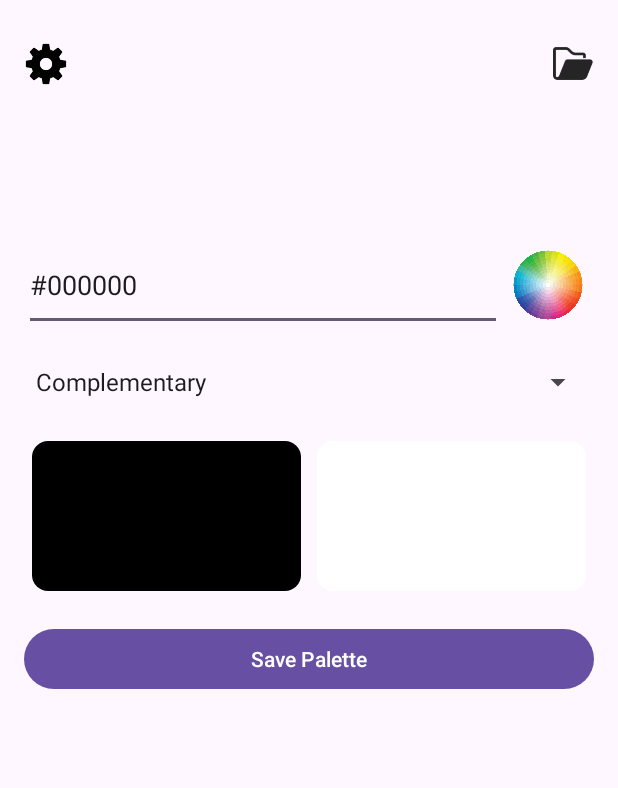
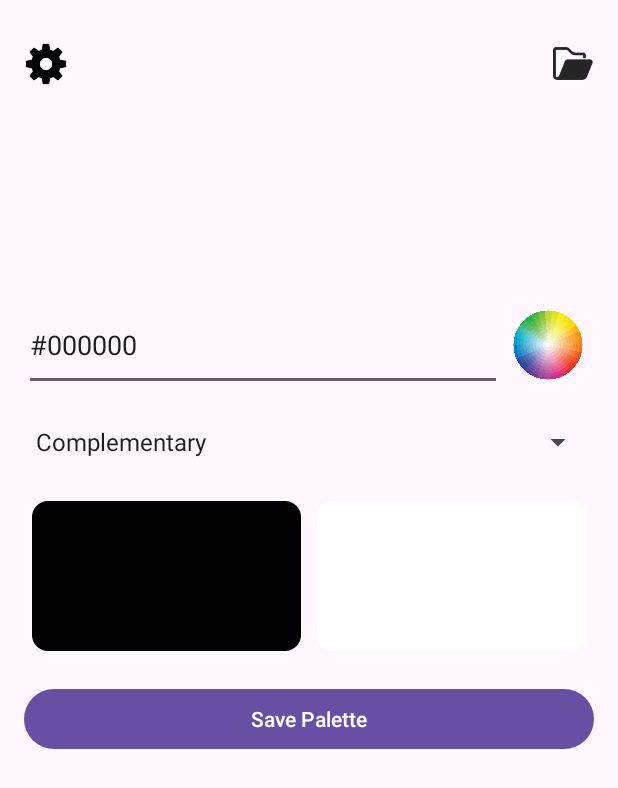
Before and after one commit to pikazibert/EMP, an Android app: the screen it shows after launch (MainActivity), on a phone screen of 412 x 824 dp. Shown: the top 788 px of the screen. Run offline under Robolectric (Android 15) with nearby library versions, the light colour scheme and no system bars; libraries missing offline, so code that uses them is left out: yuku.ambilwarna.

Commit message:
auto mode, shranjevanje kaater theme imas

```diff
--- a/app/src/main/java/com/example/emp/MainActivity.kt
+++ b/app/src/main/java/com/example/emp/MainActivity.kt
@@ -19,6 +19,7 @@ import android.text.TextWatcher
 import android.text.Editable
 import android.util.Log
 import android.view.Gravity
+import androidx.appcompat.app.AppCompatDelegate
 
 
 class MainActivity : AppCompatActivity() {
@@ -27,6 +28,7 @@ class MainActivity : AppCompatActivity() {
     private val colorHistory = mutableListOf<String>()
 
     override fun onCreate(savedInstanceState: Bundle?) {
+        applySavedTheme()
         super.onCreate(savedInstanceState)
         setContentView(R.layout.activity_main)
 
@@ -175,7 +177,6 @@ class MainActivity : AppCompatActivity() {
                 val clipboard = getSystemService(Context.CLIPBOARD_SERVICE) as ClipboardManager
                 val clip = ClipData.newPlainText("Color Code", color)
                 clipboard.setPrimaryClip(clip)
-                Toast.makeText(this, "Color code copied to clipboard", Toast.LENGTH_SHORT).show()
 
                 // Show the HEX code temporarily
                 colorCodeTextView.visibility = TextView.VISIBLE
@@ -240,7 +241,6 @@ class MainActivity : AppCompatActivity() {
                 val clipboard = getSystemService(Context.CLIPBOARD_SERVICE) as ClipboardManager
                 val clip = ClipData.newPlainText("Color Code", color)
                 clipboard.setPrimaryClip(clip)
-                Toast.makeText(this, "Color code copied to clipboard", Toast.LENGTH_SHORT).show()
 
                 // Show the HEX code temporarily
                 colorCodeTextView.visibility = TextView.VISIBLE
@@ -253,4 +253,13 @@ class MainActivity : AppCompatActivity() {
         }
     }
 
+    private fun applySavedTheme() {
+        val savedTheme = sharedPreferences.getString("theme", "Auto")
+        when (savedTheme) {
+            "Auto" ->  AppCompatDelegate.setDefaultNightMode(AppCompatDelegate.MODE_NIGHT_FOLLOW_SYSTEM)
+            "Night" -> AppCompatDelegate.setDefaultNightMode(AppCompatDelegate.MODE_NIGHT_YES)
+            "Day" -> AppCompatDelegate.setDefaultNightMode(AppCompatDelegate.MODE_NIGHT_NO)
+        }
+    }
+
 }
--- a/app/src/main/java/com/example/emp/SavedPalettesActivity.kt
+++ b/app/src/main/java/com/example/emp/SavedPalettesActivity.kt
@@ -172,7 +172,6 @@ class SavedPalettesActivity : AppCompatActivity() {
             val clipboard = getSystemService(Context.CLIPBOARD_SERVICE) as ClipboardManager
             val clip = ClipData.newPlainText("Color Code", color)
             clipboard.setPrimaryClip(clip)
-            Toast.makeText(this, "Color code copied", Toast.LENGTH_SHORT).show()
             colorCodeTextView.visibility = TextView.VISIBLE
             Handler(Looper.getMainLooper()).postDelayed({
                 colorCodeTextView.visibility = TextView.GONE
--- a/app/src/main/res/layout/activity_main.xml
+++ b/app/src/main/res/layout/activity_main.xml
@@ -40,7 +40,7 @@
         android:layout_width="match_parent"
         android:layout_height="wrap_content"
         android:orientation="horizontal"
-        android:layout_marginTop="100dp">
+        android:layout_marginTop="140dp">
 
         <EditText
             android:id="@+id/colorInput"
```
Also changed, not shown: app/src/main/java/com/example/emp/SettingsInfoActivity.kt (+42 -33 lines).
